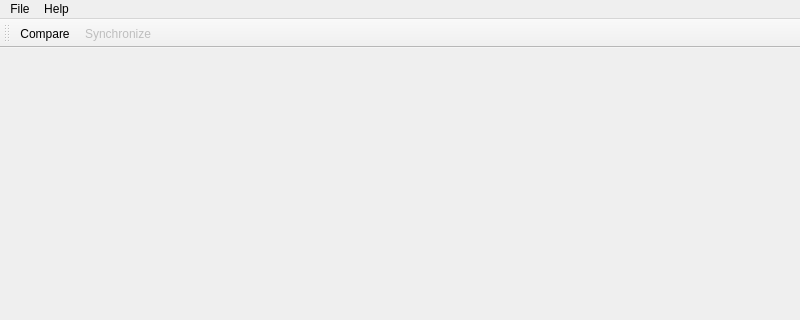
This is mainwindow.ui in lbproductions/LBSynchronizer as Qt 5 draws it before an edit; both pictures show x 0 to 800 and y 0 to 320 of the 800 by 627 pixel window. The edited form follows.
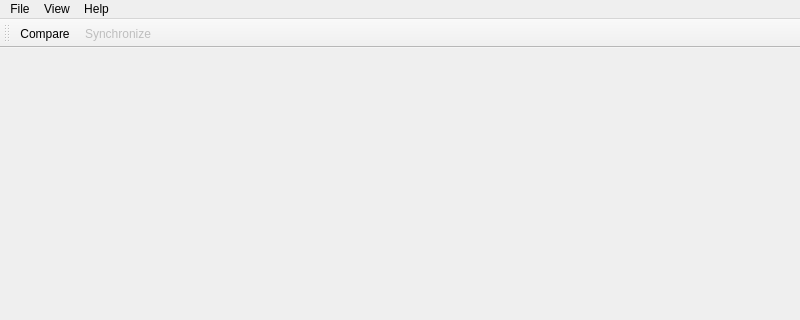
This is the edited form.

```diff
--- a/mainwindow.ui
+++ b/mainwindow.ui
@@ -45,7 +45,18 @@
      <string>Help</string>
     </property>
    </widget>
+   <widget class="QMenu" name="menuView">
+    <property name="title">
+     <string>View</string>
+    </property>
+    <addaction name="actionAll_files"/>
+    <addaction name="actionSynchronized"/>
+    <addaction name="actionUnsynchronized"/>
+    <addaction name="actionMissing"/>
+    <addaction name="actionRenamed"/>
+   </widget>
    <addaction name="menuFile"/>
+   <addaction name="menuView"/>
    <addaction name="menuHelp"/>
   </widget>
   <widget class="QStatusBar" name="statusbar"/>
```
Left out of the diff: 43 changed lines with no effect on the pictures.
